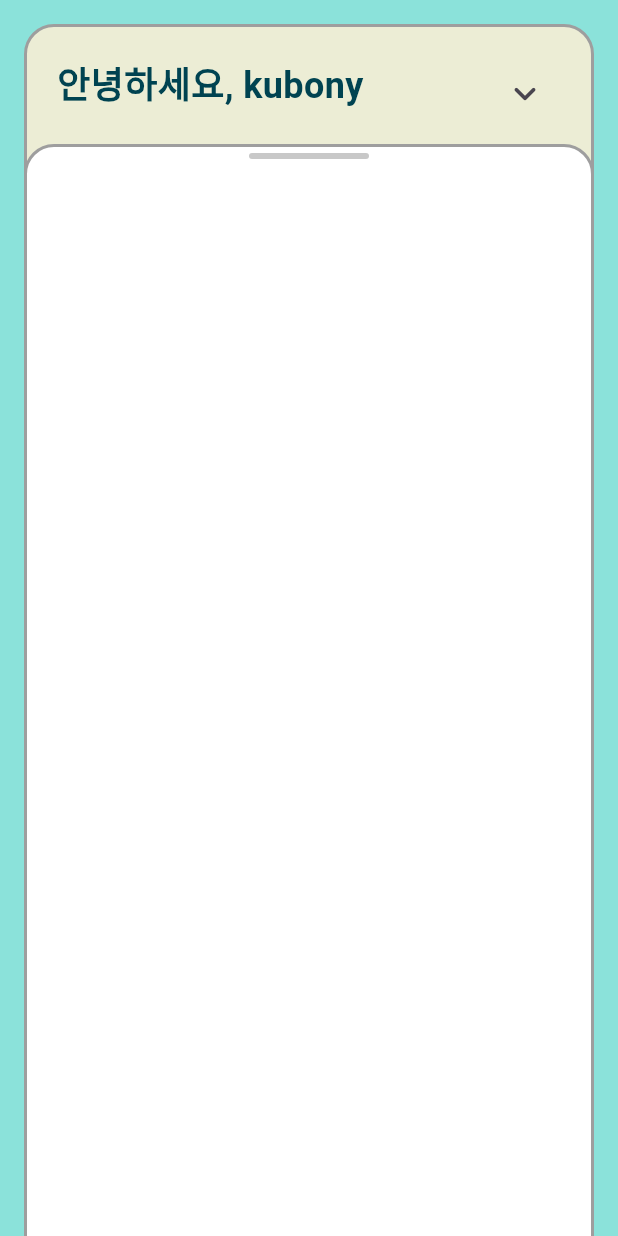
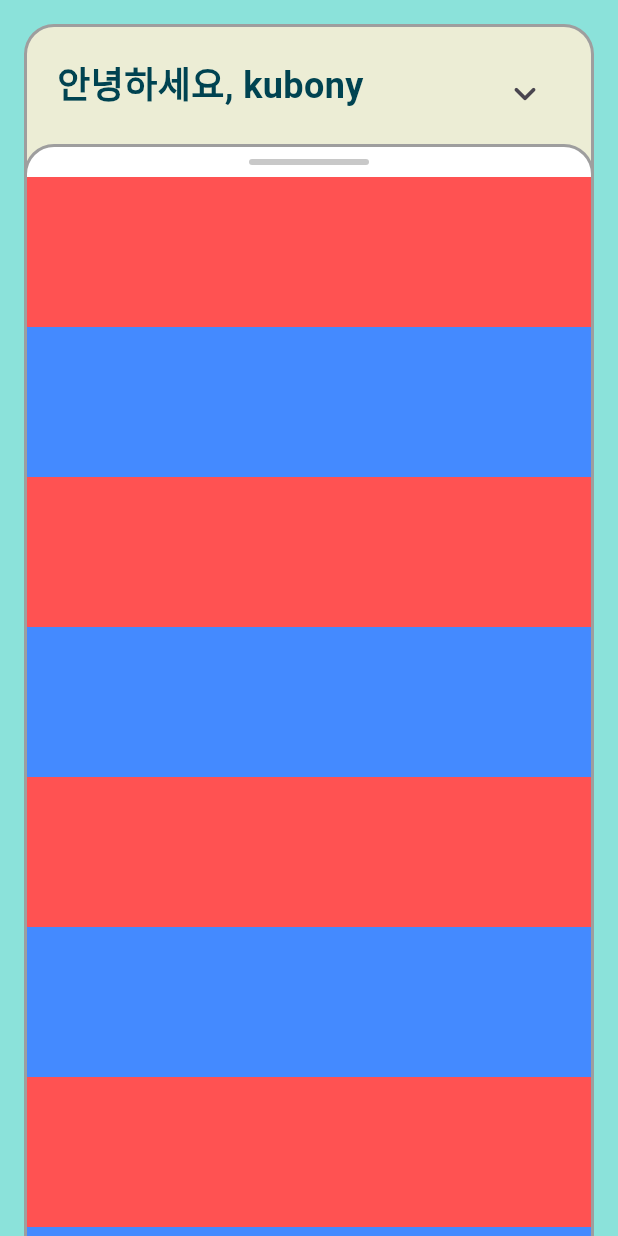
Before and after one commit to youngin9630/talk_diary, a Flutter app: the HomeScreen screen opened directly, on a phone screen of 412 x 824 dp. Run offline on Flutter 3.47's test engine with Material 3 defaults, Android fonts, the phone set to English and light mode, and no system bars; our stand-ins replace dio, flutter_mobx, mobx; generated files the repository leaves out were written again.

Commit message:
homescreen -> 피드 스크롤기능 추가

```diff
--- a/lib/screens/home_screen.dart
+++ b/lib/screens/home_screen.dart
@@ -21,22 +21,23 @@ class _HomeScreenState extends State<HomeScreen> {
         height: double.infinity,
         child: SafeArea(
           top: true,
-          bottom: true,
+          bottom: false,
           child: Padding(
             padding: const EdgeInsets.only(
               left: 16,
               right: 16,
               top: 16,
             ),
-            child: SingleChildScrollView(
-              child: Column(
+            child: Stack(
               children: [
                 Container(
-                    height: 400,
+                  height: double.infinity,
                   width: double.infinity,
                   decoration: BoxDecoration(
                     color: Color(0xffECEDD5),
-                      borderRadius: BorderRadius.circular(20),
+                    borderRadius: BorderRadius.only(
+                        topLeft: Radius.circular(20),
+                        topRight: Radius.circular(20)),
                     border: Border.all(
                       color: Colors.grey,
                       width: 2,
@@ -72,20 +73,22 @@ class _HomeScreenState extends State<HomeScreen> {
                 AnimatedContainer(
                   duration: Duration(milliseconds: 300),
                   transform: Matrix4.translationValues(0, _offset, 0),
+                  child: Expanded(
                     child: Container(
                       decoration: BoxDecoration(
                         color: Colors.white,
-                        borderRadius: BorderRadius.circular(20),
+                        borderRadius: BorderRadius.only(
+                            topLeft: Radius.circular(20),
+                            topRight: Radius.circular(20)),
                         border: Border.all(
                           color: Colors.grey,
                           width: 2,
                         ),
                       ),
-                      height: 2000,
                       width: double.infinity,
                       child: Column(
                         children: [
-                          SizedBox(height: 4),
+                          SizedBox(height: 8),
                           Align(
                             alignment: Alignment.topCenter,
                             child: Container(
@@ -97,7 +100,80 @@ class _HomeScreenState extends State<HomeScreen> {
                               height: 4,
                             ),
                           ),
+                          SizedBox(height: 8),
+                          Expanded(
+                            child: Padding(
+                              padding: const EdgeInsets.only(bottom: 78),
+                              child: SingleChildScrollView(
+                                child: Column(
+                                  children: [
+                                    Container(
+                                      color: Colors.redAccent,
+                                      height: 100,
+                                      width: double.infinity,
+                                    ),
+                                    Container(
+                                      color: Colors.blueAccent,
+                                      height: 100,
+                                      width: double.infinity,
+                                    ),
+                                    Container(
+                                      color: Colors.redAccent,
+                                      height: 100,
+                                      width: double.infinity,
+                                    ),
+                                    Container(
+                                      color: Colors.blueAccent,
+                                      height: 100,
+                                      width: double.infinity,
+                                    ),
+                                    Container(
+                                      color: Colors.redAccent,
+                                      height: 100,
+                                      width: double.infinity,
+                                    ),
+                                    Container(
+                                      color: Colors.blueAccent,
+                                      height: 100,
+                                      width: double.infinity,
+                                    ),
+                                    Container(
+                                      color: Colors.redAccent,
+                                      height: 100,
+                                      width: double.infinity,
+                                    ),
+                                    Container(
+                                      color: Colors.blueAccent,
+                                      height: 100,
+                                      width: double.infinity,
+                                    ),
+                                    Container(
+                                      color: Colors.redAccent,
+                                      height: 100,
+                                      width: double.infinity,
+                                    ),
+                                    Container(
+                                      color: Colors.blueAccent,
+                                      height: 100,
+                                      width: double.infinity,
+                                    ),
+                                    Container(
+                                      color: Colors.redAccent,
+                                      height: 100,
+                                      width: double.infinity,
+                                    ),
+                                    Container(
+                                      color: Colors.blueAccent,
+                                      height: 100,
+                                      width: double.infinity,
+                                    ),
                                   ],
+                                ),
+                              ),
+                            ),
+                          ),
+                        ],
+                      ),
                     ),
                   ),
                 ),
@@ -107,17 +183,16 @@ class _HomeScreenState extends State<HomeScreen> {
           ),
         ),
       ),
-      ),
     );
   }
 
   bool _isArrowDown = true; // 아이콘 상태를 관리하는 변수
-  double _offset = -320; // 초기 offset 값
+  double _offset = 80; // 초기 offset 값
 
   void _toggleArrow() {
     setState(() {
       _isArrowDown = !_isArrowDown; // 아이콘 상태 변경
-      _offset = _isArrowDown ? -320 : -220; // offset 값 변경
+      _offset = _isArrowDown ? 80 : 200; // offset 값 변경
     });
   }
 }
--- a/lib/screens/main_screen.dart
+++ b/lib/screens/main_screen.dart
@@ -30,7 +30,9 @@ class _MainScreenState extends State<MainScreen> {
       child: Scaffold(
         body: Column(
           children: [
-            Expanded(child: _pages[_selectedIndex]),
+            Expanded(
+              child: _pages[_selectedIndex],
+            ),
           ],
         ),
         bottomNavigationBar: BottomNavigationBar(
```
Lines whose indentation alone changed are shown as unchanged.
